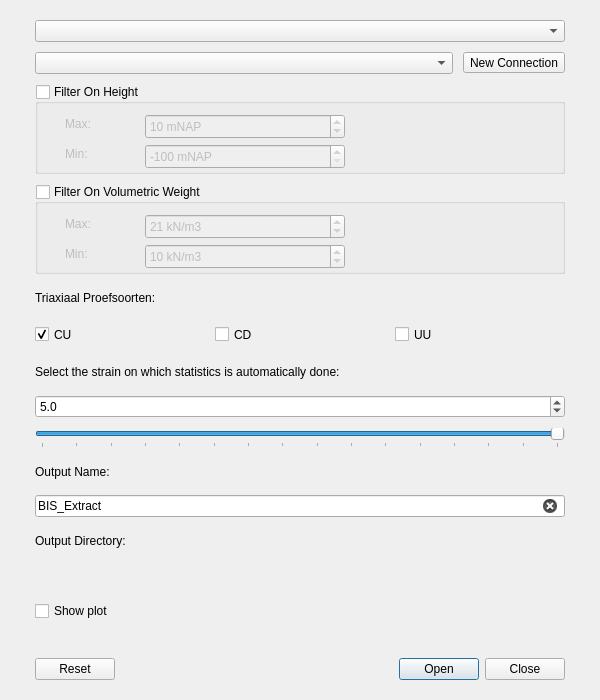
Above: db_connect_dialog_base.ui from KRS-dev/proeven_verzameling_plugin before the change. Below: the same form after it.
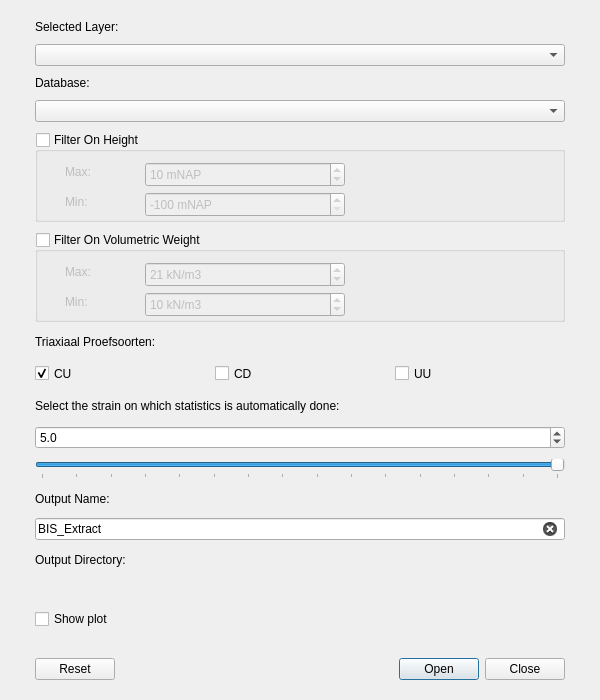
That is the form after the change. Custom widgets are drawn as their Qt base class.

The edit to the form file:
```diff
--- a/db_connect_dialog_base.ui
+++ b/db_connect_dialog_base.ui
@@ -34,7 +34,7 @@
      <verstretch>1</verstretch>
     </sizepolicy>
    </property>
-   <layout class="QVBoxLayout" name="verticalLayout" stretch="1,0,1,1,1,1,1,1,1,1,1,1,1,1,1">
+   <layout class="QVBoxLayout" name="verticalLayout" stretch="0,1,0,0,1,1,1,1,1,1,1,1,1,1,1,1,1">
     <property name="spacing">
      <number>10</number>
     </property>
@@ -50,21 +50,28 @@
     <property name="bottomMargin">
      <number>10</number>
     </property>
+    <item>
+     <widget class="QLabel" name="label_10">
+      <property name="text">
+       <string>Selected Layer:</string>
+      </property>
+     </widget>
+    </item>
     <item>
      <widget class="QgsMapLayerComboBox" name="cmb_layers"/>
     </item>
+    <item>
+     <widget class="QLabel" name="label_9">
+      <property name="text">
+       <string>Database:</string>
+      </property>
+     </widget>
+    </item>
     <item>
      <layout class="QHBoxLayout" name="horizontalLayout_2">
       <item>
        <widget class="QComboBox" name="cmb_databases"/>
       </item>
-      <item>
-       <widget class="QToolButton" name="tb_newConnection">
-        <property name="text">
-         <string>New Connection</string>
-        </property>
-       </widget>
-      </item>
      </layout>
     </item>
     <item>
```
